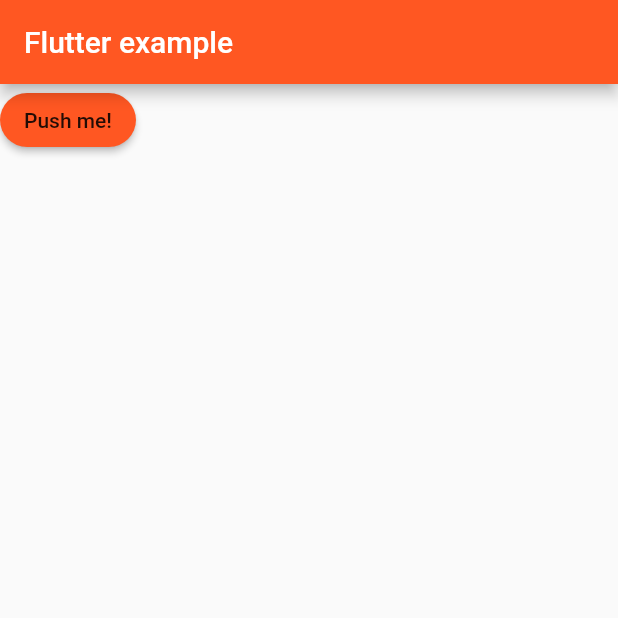
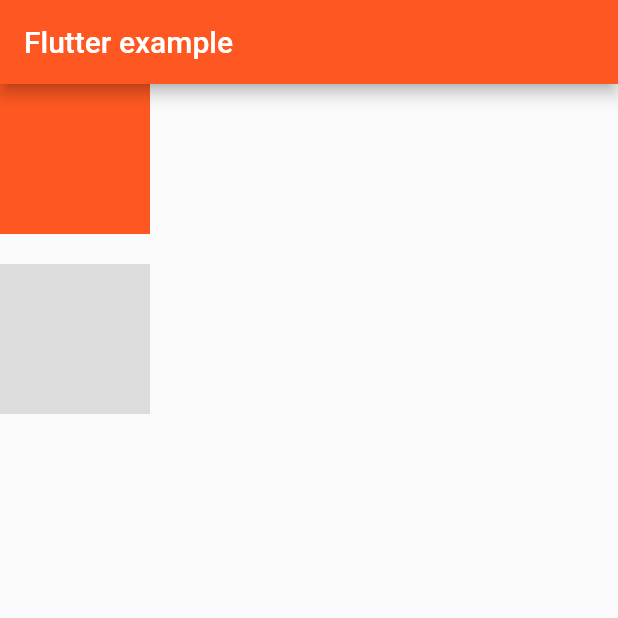
Before and after one commit to kimts2627/flutter-pratice, a Flutter app: the screen it shows after launch, on a phone screen of 412 x 824 dp, the top half of it. Run offline on Flutter 3.47's test engine with Material 2 defaults, Android fonts, the phone set to English and light mode, and no system bars.

Commit message:
SizedBox test

```diff
--- a/lib/main.dart
+++ b/lib/main.dart
@@ -25,21 +25,33 @@ class ContainerWidget extends StatelessWidget {
       appBar: AppBar(
         title: Text('Flutter example')
       ),
-      body: Container(
-        child: RaisedButton(
-          child: Text('Push me!'),
-          onPressed: (){
-            print('Yeees!');
-          },
-          onLongPress: (){
-            print('Yeeeeeeees!!!');
-          },
-          color: Colors.deepOrange,
-          shape: RoundedRectangleBorder(
-            borderRadius: BorderRadius.circular(40)
+      body: Column(
+        children: [
+          Container(color: Colors.deepOrange, height: 100, width: 100,),
+          SizedBox(
+            height: 20,
+            width: 20,
           ),
-        ),
+          Container(color: Colors.black12, height: 100, width: 100,)
+        ],
       ),
+      // body: Container(
+      //   child: RaisedButton(
+      //     child: Text('Push me!'),
+      //     onPressed: (){
+      //       print('Yeees!');
+      //     },
+      //     onLongPress: (){
+      //       print('Yeeeeeeees!!!');
+      //     },
+      //     color: Colors.deepOrange,
+      //     shape: RoundedRectangleBorder(
+      //       borderRadius: BorderRadius.circular(40)
+      //     ),
+      //   ),
+      // ),
+
+
       // body: Container(
       //   height: MediaQuery.of(context).size.height,
       //   width: MediaQuery.of(context).size.width,
@@ -52,6 +64,8 @@ class ContainerWidget extends StatelessWidget {
       //     ],
       //   )
       // )
+
+
       // body: Container(
       //   color: Colors.amber,
       //   // width: 150,
```
